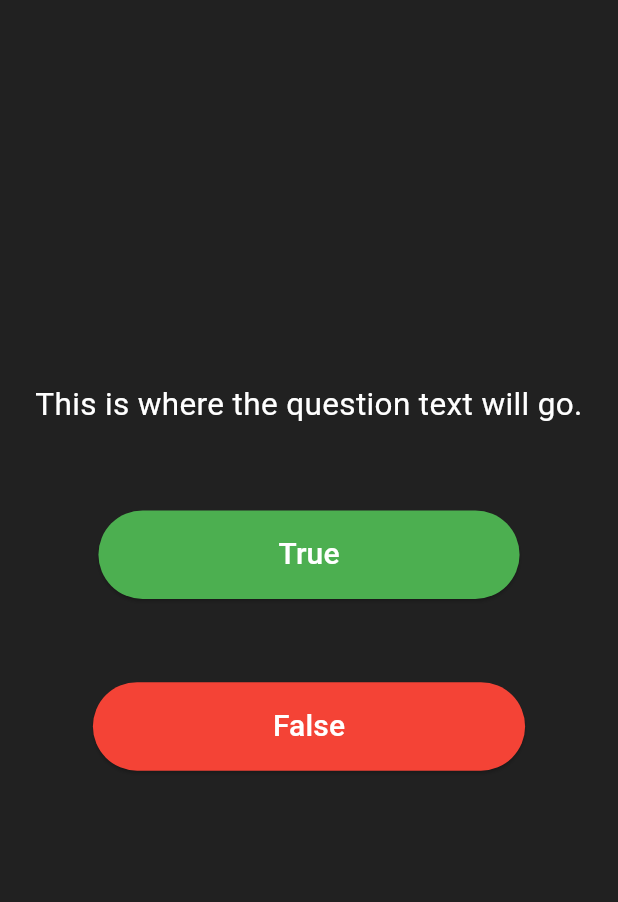
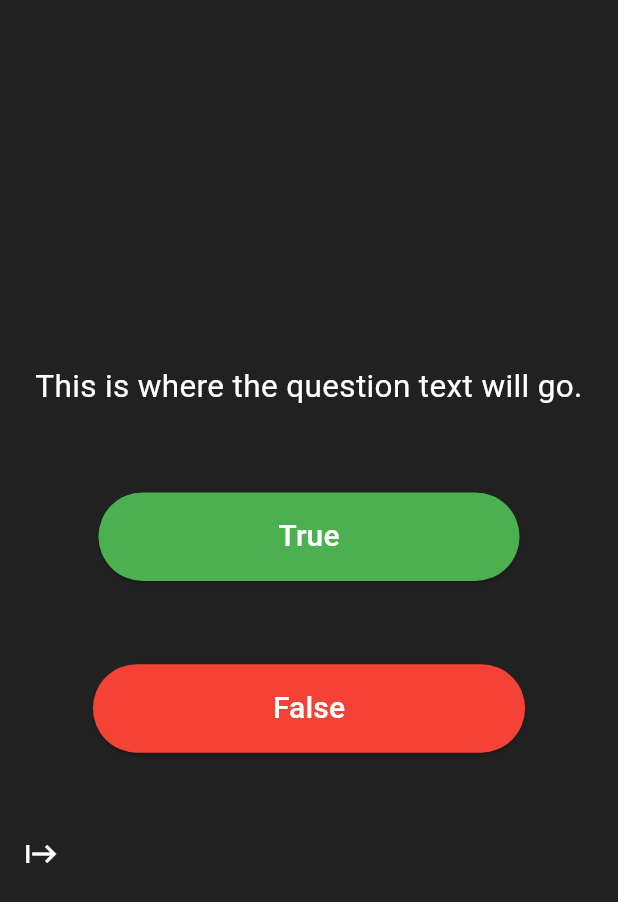
Before and after one commit to KASRA10/QuizApp_v1, a Flutter app: the screen it shows after launch, on a phone screen of 412 x 824 dp. Shown: the top 902 px of the screen. Run offline on Flutter 3.47's test engine with Material 3 defaults, Android fonts, the light colour scheme and no system bars.

Commit message:
Add Starter Icon

```diff
--- a/lib/main.dart
+++ b/lib/main.dart
@@ -33,7 +33,12 @@
 }
 
 class _QuizPageState extends State<QuizPage> {
-  List<Icon> scoreKeeper = [];
+  List<Icon> scoreKeeper = [
+    const Icon(
+      Icons.start_outlined,
+      color: Colors.white,
+    ),
+  ];
 
   @override
   Widget build(BuildContext context) {
```
